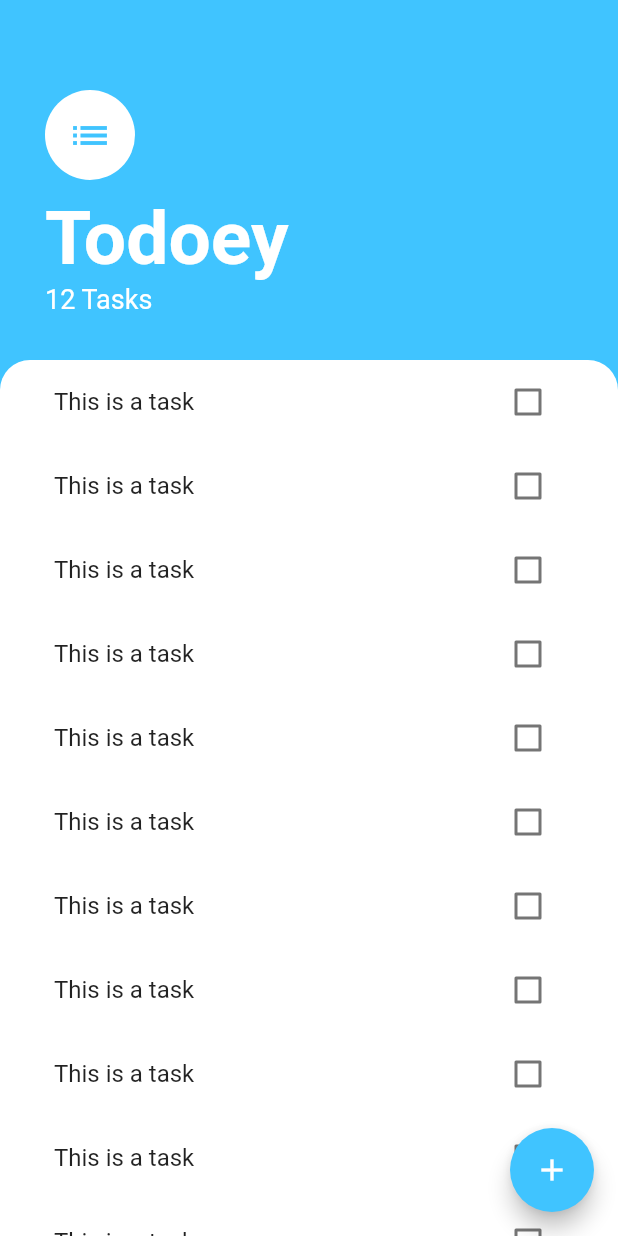
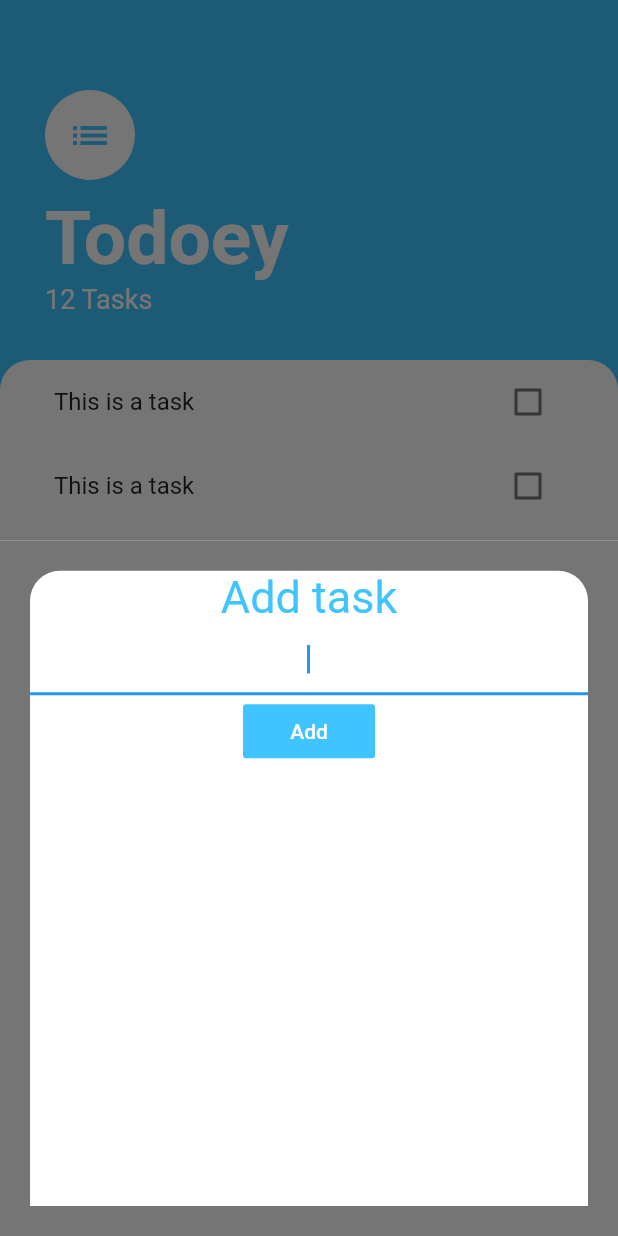
Before and after one commit to grasilife/todoey_flutter, a Flutter app: the screen it shows after launch, after a tap on the "add" icon, on a phone screen of 412 x 824 dp. Run offline on Flutter 3.47's test engine with Material 2 defaults, Android fonts, the phone set to English and light mode, and no system bars.

Commit message:
AddTaskScreen

```diff
--- /dev/null
+++ b/lib/views/add_task_screen.dart
@@ -0,0 +1,47 @@
+import 'package:flutter/material.dart';
+
+class AddTaskScreen extends StatelessWidget {
+  const AddTaskScreen({Key? key}) : super(key: key);
+
+  @override
+  Widget build(BuildContext context) {
+    return Container(
+      color: const Color(0xff757575),
+      padding: const EdgeInsets.all(20.0),
+      child: Container(
+        decoration: const BoxDecoration(
+            color: Colors.white,
+            borderRadius: BorderRadius.only(
+              topLeft: Radius.circular(20.0),
+              topRight: Radius.circular(20.0),
+            )),
+        child: Column(
+          children: [
+            const Text(
+              'Add task',
+              textAlign: TextAlign.center,
+              style: TextStyle(
+                fontSize: 30.0,
+                color: Colors.lightBlueAccent,
+              ),
+            ),
+            const TextField(
+              autofocus: true,
+              textAlign: TextAlign.center,
+            ),
+            FlatButton(
+              onPressed: () {},
+              child: const Text(
+                'Add',
+                style: TextStyle(
+                  color: Colors.white,
+                ),
+              ),
+              color: Colors.lightBlueAccent,
+            )
+          ],
+        ),
+      ),
+    );
+  }
+}
--- a/lib/views/task_screen.dart
+++ b/lib/views/task_screen.dart
@@ -1,5 +1,6 @@
 import 'package:flutter/material.dart';
 import 'package:todoey_flutter/components/task_list.dart';
+import 'package:todoey_flutter/views/add_task_screen.dart';
 
 class TaskScreen extends StatelessWidget {
   const TaskScreen({Key? key}) : super(key: key);
@@ -10,7 +11,12 @@ class TaskScreen extends StatelessWidget {
       backgroundColor: Colors.lightBlueAccent,
       floatingActionButton: FloatingActionButton(
         backgroundColor: Colors.lightBlueAccent,
-        onPressed: () {},
+        onPressed: () {
+          showModalBottomSheet(
+            context: context,
+            builder: (context) => const AddTaskScreen(),
+          );
+        },
         child: const Icon(
           Icons.add,
         ),
```
